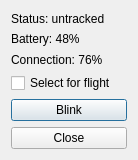
KITrokopter/gui-concepts, file selectquadrocoptersdialog.ui: the form before one commit.
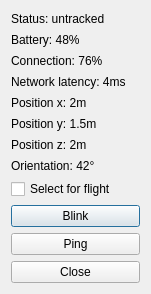
The form after the commit.

Commit message: * Created images + Added delete all calibraitons button to main window + Added position, orientation and ping time information to status window and added a ping button to status window

```diff
--- a/selectquadrocoptersdialog.ui
+++ b/selectquadrocoptersdialog.ui
@@ -6,8 +6,8 @@
    <rect>
     <x>0</x>
     <y>0</y>
-    <width>138</width>
-    <height>160</height>
+    <width>151</width>
+    <height>294</height>
    </rect>
   </property>
   <property name="windowTitle">
@@ -35,6 +35,41 @@
      </property>
     </widget>
    </item>
+   <item>
+    <widget class="QLabel" name="label_4">
+     <property name="text">
+      <string>Network latency: 4ms</string>
+     </property>
+    </widget>
+   </item>
+   <item>
+    <widget class="QLabel" name="label_5">
+     <property name="text">
+      <string>Position x: 2m</string>
+     </property>
+    </widget>
+   </item>
+   <item>
+    <widget class="QLabel" name="label_6">
+     <property name="text">
+      <string>Position y: 1.5m</string>
+     </property>
+    </widget>
+   </item>
+   <item>
+    <widget class="QLabel" name="label_7">
+     <property name="text">
+      <string>Position z: 2m</string>
+     </property>
+    </widget>
+   </item>
+   <item>
+    <widget class="QLabel" name="label_8">
+     <property name="text">
+      <string>Orientation: 42°</string>
+     </property>
+    </widget>
+   </item>
    <item>
     <widget class="QCheckBox" name="checkBox">
      <property name="text">
@@ -49,6 +84,13 @@
      </property>
     </widget>
    </item>
+   <item>
+    <widget class="QPushButton" name="pushButton_3">
+     <property name="text">
+      <string>Ping</string>
+     </property>
+    </widget>
+   </item>
    <item>
     <widget class="QPushButton" name="pushButton">
      <property name="text">
```
The commit also changes 7 other files.
